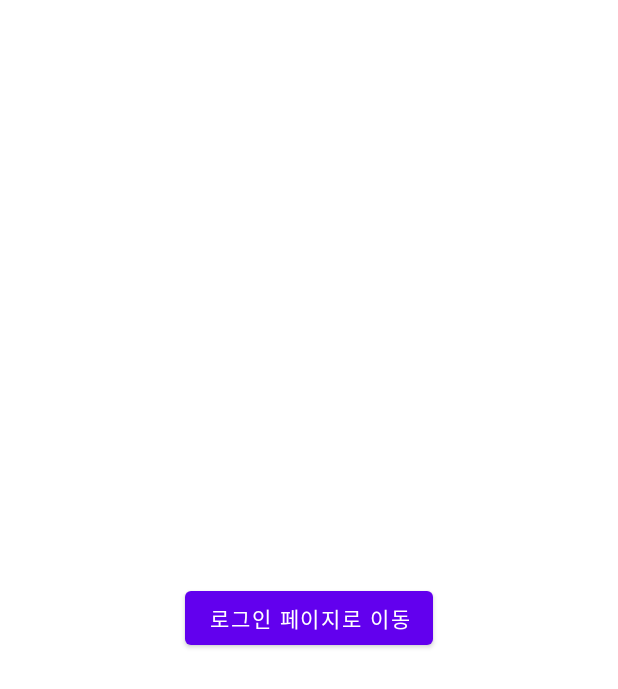
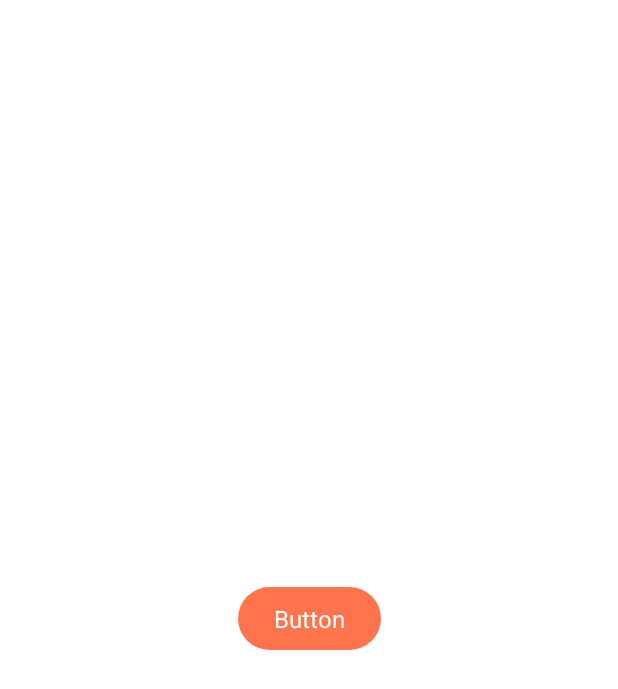
Before and after one commit to vegan-royal-family/vegan-project-android, an Android app: the layout activity_main.xml on its own in the app's theme, with its tools: preview values and no code run, on a phone screen of 412 x 824 dp. Shown: the top 689 px of the screen. Run offline under Robolectric (Android 15) with nearby library versions, the phone set to English and light mode, and no system bars.

Commit message:
primary button 구현, size 적용

```diff
--- a/app/build.gradle
+++ b/app/build.gradle
@@ -20,6 +20,7 @@ android {
         targetSdk 32
         versionCode 1
         versionName "1.0"
+        multiDexEnabled true
 
         testInstrumentationRunner "androidx.test.runner.AndroidJUnitRunner"
     }
--- a/app/src/main/AndroidManifest.xml
+++ b/app/src/main/AndroidManifest.xml
@@ -11,7 +11,7 @@
         android:label="@string/app_name"
         android:roundIcon="@mipmap/ic_launcher_round"
         android:supportsRtl="true"
-        android:theme="@style/Theme.Veganprojectandroid">
+        android:theme="@style/Theme.Vegan">
 
         <activity
             android:name="com.kakao.sdk.auth.AuthCodeHandlerActivity"
@@ -21,7 +21,6 @@
                 <category android:name="android.intent.category.DEFAULT" />
                 <category android:name="android.intent.category.BROWSABLE" />
 
-                <!-- Redirect URI: "kakao${NATIVE_APP_KEY}://oauth" -->
                 <data android:host="oauth"
                     android:scheme="@string/kakao_native_key" />
             </intent-filter>
--- /dev/null
+++ b/app/src/main/java/com/github/royalfamily/vagan/ui/component/button/Button.kt
@@ -0,0 +1,276 @@
+package com.github.royalfamily.vagan.ui.component.button
+
+import android.content.Context
+import android.content.res.TypedArray
+import android.graphics.Canvas
+import android.graphics.drawable.Drawable
+import android.util.AttributeSet
+import android.view.LayoutInflater
+import android.view.View
+import android.view.animation.AnimationUtils
+import android.widget.ImageView
+import android.widget.LinearLayout
+import android.widget.TextView
+import com.github.royalfamily.vagan.R
+import com.github.royalfamily.vagan.util.SizeUtil
+
+class Button : LinearLayout {
+
+    private lateinit var layout: LinearLayout
+    private lateinit var icLeft: ImageView
+    private lateinit var icRight: ImageView
+    private lateinit var tvContents: TextView
+    private lateinit var icProgress: ImageView
+
+    private val sizeUtil: SizeUtil = SizeUtil(context.resources)
+
+    private var iconTyped: Int = 0
+
+    private val STATUS_ENABLED = 1
+    private val STATUS_DISABLED = 0
+    private val STATUS_LOADING = -1
+
+    private val SIZE_SMALL = -1
+    private val SIZE_MEDIUM = 0
+    private val SIZE_LARGE = 1
+
+
+    private var IC_LEFT = false
+    private var IC_RIGHT = false
+
+    private val primaryBackgroundColorDefault = context.getColor(R.color.primary_500)
+    private val primaryBackgroundColorHover = context.getColor(R.color.primary_600)
+    private val primaryBackgroundColorLoading = context.getColor(R.color.primary_400)
+    private val primaryBackgroundColorDisabled = context.getColor(R.color.primary_100)
+
+    private val primaryContentsColorDefault = context.getColor(R.color.primary_500)
+    private val primaryContentsColorHover = context.getColor(R.color.primary_600)
+    private val primaryContentsColorLoading = context.getColor(R.color.primary_400)
+    private val primaryContentsColorDisabled = context.getColor(R.color.primary_100)
+
+    private val secondaryBackgroundColorDefault = context.getColor(R.color.gray_200)
+    private val secondaryBackgroundColorHover = context.getColor(R.color.primary_300)
+    private val secondaryBackgroundColorLoading = context.getColor(R.color.primary_200)
+    private val secondaryBackgroundColorDisabled = context.getColor(R.color.primary_200)
+
+    private val secondaryContentsColorDefault = context.getColor(R.color.gray_900)
+    private val secondaryContentsColorHover = context.getColor(R.color.gray_900)
+    private val secondaryContentsColorLoading = context.getColor(R.color.gray_600)
+    private val secondaryContentsColorDisabled = context.getColor(R.color.gray_400)
+
+    private var backgroundColorDefault = primaryBackgroundColorDefault
+    private var backgroundColorHover = primaryBackgroundColorHover
+    private var backgroundColorLoading = primaryBackgroundColorLoading
+    private var backgroundColorDisabled = primaryBackgroundColorDisabled
+
+    private var contentsColorDefault = primaryContentsColorDefault
+    private var contentsColorHover = primaryContentsColorHover
+    private var contentsColorLoading = primaryContentsColorLoading
+    private var contentsColorDisabled = primaryContentsColorDisabled
+
+
+    constructor(context: Context?) : super(context) {
+        initView()
+    }
+
+    constructor(context: Context?, attrs: AttributeSet?) : super(context, attrs) {
+        initView()
+        getAttrs(attrs)
+    }
+
+    constructor(context: Context?, attrs: AttributeSet?, defStyle: Int) : super(context, attrs) {
+        initView()
+        getAttrs(attrs, defStyle)
+    }
+
+    private fun initView() {
+        val infService: String = Context.LAYOUT_INFLATER_SERVICE
+        val li = context.getSystemService(infService) as LayoutInflater
+        val v: View = li.inflate(R.layout.component_button, this, false)
+        addView(v)
+
+        layout = findViewById(R.id.btn_layout)
+        icLeft = findViewById(R.id.ic_left)
+        icRight = findViewById(R.id.ic_right)
+        tvContents = findViewById(R.id.tv_contents)
+        icProgress = findViewById(R.id.ic_progress)
+    }
+
+    private fun getAttrs(attrs: AttributeSet?) {
+        val typedArray: TypedArray = context.obtainStyledAttributes(attrs, R.styleable.BasicButton)
+        setTypeArray(typedArray)
+    }
+
+    private fun getAttrs(attrs: AttributeSet?, defStyle: Int) {
+        val typedArray =
+            context.obtainStyledAttributes(attrs, R.styleable.BasicButton, defStyle, 0)
+        setTypeArray(typedArray)
+    }
+
+    private fun setTypeArray(typedArray: TypedArray) {
+
+        setColorSystem(typedArray.getInteger(R.styleable.BasicButton_colorClass, 1))
+        typedArray.getString(R.styleable.BasicButton_text)?.let { setText(it) }
+        setButtonSize(typedArray.getInteger(R.styleable.BasicButton_size, SIZE_MEDIUM))
+        setIcon(typedArray)
+        setStatus(typedArray.getInteger(R.styleable.BasicButton_status, STATUS_ENABLED))
+
+        typedArray.recycle()
+
+    }
+
+    private fun setColorSystem(typed: Int) {
+        when (typed) {
+            1 -> {
+                backgroundColorDefault = primaryBackgroundColorDefault
+                backgroundColorHover = primaryBackgroundColorHover
+                backgroundColorLoading = primaryBackgroundColorLoading
+                backgroundColorDisabled = primaryBackgroundColorDisabled
+
+                contentsColorDefault = primaryContentsColorDefault
+                contentsColorHover = primaryContentsColorHover
+                contentsColorLoading = primaryContentsColorLoading
+                contentsColorDisabled = primaryContentsColorDisabled
+            }
+            2 -> {
+                backgroundColorDefault = secondaryBackgroundColorDefault
+                backgroundColorHover = secondaryBackgroundColorHover
+                backgroundColorLoading = secondaryBackgroundColorLoading
+                backgroundColorDisabled = secondaryBackgroundColorDisabled
+
+                contentsColorDefault = secondaryContentsColorDefault
+                contentsColorHover = secondaryContentsColorHover
+                contentsColorLoading = secondaryContentsColorLoading
+                contentsColorDisabled = secondaryContentsColorDisabled
+            }
+        }
+    }
+
+    private fun setText(typed: String) {
+        tvContents.text = typed
+    }
+
+    private fun setIcon(typedArray: TypedArray) {
+        val leftIcon = typedArray.getDrawable(R.styleable.BasicButton_setLeftIcon)
+        if (leftIcon != null) {
+            setLeftIcon(leftIcon)
+        }
+
+        val rightIcon = typedArray.getDrawable(R.styleable.BasicButton_setRightIcon)
+        if (rightIcon != null) {
+            setRightIcon(rightIcon)
+        }
+    }
+
+    private fun setButtonSize(typed: Int) {
+        when (typed) {
+            SIZE_SMALL -> {
+                layout.setPadding(
+                    sizeUtil.dpToPx(16),
+                    sizeUtil.dpToPx(6),
+                    sizeUtil.dpToPx(16),
+                    sizeUtil.dpToPx(6)
+                )
+            }
+            SIZE_MEDIUM -> {
+                layout.setPadding(
+                    sizeUtil.dpToPx(24),
+                    sizeUtil.dpToPx(10),
+                    sizeUtil.dpToPx(24),
+                    sizeUtil.dpToPx(10)
+                )
+            }
+            SIZE_LARGE -> {
+                layout.setPadding(
+                    sizeUtil.dpToPx(24),
+                    sizeUtil.dpToPx(16),
+                    sizeUtil.dpToPx(24),
+                    sizeUtil.dpToPx(16)
+                )
+            }
+        }
+    }
+
+    private fun setLeftIcon(resource: Drawable) {
+        icRight.visibility = View.GONE
+        icLeft.visibility = View.VISIBLE
+        icLeft.background = resource
+        IC_LEFT = true
+    }
+
+    private fun setRightIcon(resource: Drawable) {
+        icRight.visibility = View.VISIBLE
+        icLeft.visibility = View.GONE
+        icRight.background = resource
+        IC_RIGHT = true
+    }
+
+    private fun setStatus(typed: Int) {
+        when (typed) {
+            STATUS_ENABLED -> {
+                isShowLoading(false)
+                isEnabled(true)
+                layout.setBackgroundResource(R.drawable.bg_btn_default)
+            }
+            STATUS_LOADING -> {
+                isShowLoading(true)
+                isEnabled(false)
+                layout.setBackgroundResource(R.drawable.bg_btn_loading)
+            }
+            STATUS_DISABLED -> {
+                isShowLoading(false)
+                isEnabled(false)
+                layout.setBackgroundResource(R.drawable.bg_btn_disabled)
+            }
+        }
+
+    }
+
+    private fun isShowLoading(visible: Boolean) {
+        when (visible) {
+            true -> {
+                val animation = AnimationUtils.loadAnimation(context, R.anim.rotate_progress)
+
+                icProgress.visibility = View.VISIBLE
+                icProgress.animation = animation
+
+                View.GONE.also {
+                    icLeft.visibility = it
+                    icRight.visibility = it
+                }
+            }
+            false -> {
+                icProgress.apply {
+                    visibility = View.GONE
+                    animation = null
+                }
+
+                if (IC_LEFT) {
+                    icLeft.visibility = View.VISIBLE
+                }
+
+                if (IC_RIGHT) {
+                    icRight.visibility = View.VISIBLE
+                }
+            }
+        }
+    }
+
+    private fun isEnabled(enabled: Boolean) {
+        layout.isEnabled = !enabled
+        layout.isClickable = !enabled
+    }
+
+    override fun onMeasure(widthMeasureSpec: Int, heightMeasureSpec: Int) {
+        super.onMeasure(widthMeasureSpec, heightMeasureSpec)
+    }
+
+    override fun onLayout(changed: Boolean, left: Int, top: Int, right: Int, bottom: Int) {
+        super.onLayout(changed, left, top, right, bottom)
+    }
+
+    override fun onDraw(canvas: Canvas?) {
+        super.onDraw(canvas)
+    }
+
+}
--- a/app/src/main/java/com/github/royalfamily/vagan/ui/login/LoginActivity.kt
+++ b/app/src/main/java/com/github/royalfamily/vagan/ui/login/LoginActivity.kt
@@ -36,6 +36,7 @@ class LoginActivity : BaseActivity() {
             if (it.resultCode == RESULT_OK) {
                 val task = GoogleSignIn.getSignedInAccountFromIntent(it.data)
                 val data = task.getResult(ApiException::class.java)
+                resources
                 viewModel.requestToken(
                     LoginType.KAKAO,
                     data.idToken.toString()
--- /dev/null
+++ b/app/src/main/java/com/github/royalfamily/vagan/util/SizeUtil.kt
@@ -0,0 +1,14 @@
+package com.github.royalfamily.vagan.util
+
+import android.content.res.Resources
+import dagger.hilt.android.AndroidEntryPoint
+import javax.inject.Inject
+
+class SizeUtil(val resource: Resources) {
+
+    fun dpToPx(dp: Int): Int {
+        val scale: Float = resource.displayMetrics.density
+        return (dp * scale + 0.5f).toInt()
+    }
+
+}
--- /dev/null
+++ b/app/src/main/res/drawable-v24/bg_btn_default.xml
@@ -0,0 +1,8 @@
+<?xml version="1.0" encoding="utf-8"?>
+<selector xmlns:android="http://schemas.android.com/apk/res/android">
+
+    <item android:drawable="@drawable/bg_btn_hover"
+        android:state_pressed="true" />
+    <item android:drawable="@drawable/bg_btn_enabled" />
+
+</selector>
--- /dev/null
+++ b/app/src/main/res/drawable-v24/bg_btn_disabled.xml
@@ -0,0 +1,8 @@
+<?xml version="1.0" encoding="utf-8"?>
+<shape xmlns:android="http://schemas.android.com/apk/res/android">
+    <corners
+        android:radius="25dp"
+        />
+    <solid
+        android:color="@color/primary_100"/>
+</shape>
--- /dev/null
+++ b/app/src/main/res/drawable-v24/bg_btn_enabled.xml
@@ -0,0 +1,8 @@
+<?xml version="1.0" encoding="utf-8"?>
+<shape xmlns:android="http://schemas.android.com/apk/res/android">
+    <corners
+        android:radius="25dp"
+        />
+    <solid
+        android:color="@color/primary_500"/>
+</shape>
--- /dev/null
+++ b/app/src/main/res/drawable-v24/bg_btn_hover.xml
@@ -0,0 +1,8 @@
+<?xml version="1.0" encoding="utf-8"?>
+<shape xmlns:android="http://schemas.android.com/apk/res/android">
+    <corners
+        android:radius="25dp"
+        />
+    <solid
+        android:color="@color/primary_600"/>
+</shape>
--- /dev/null
+++ b/app/src/main/res/drawable-v24/bg_btn_loading.xml
@@ -0,0 +1,7 @@
+<?xml version="1.0" encoding="utf-8"?>
+<shape xmlns:android="http://schemas.android.com/apk/res/android">
+    <corners
+        android:radius="25dp" />
+    <solid
+        android:color="@color/primary_400"/>
+</shape>
--- /dev/null
+++ b/app/src/main/res/drawable/ic_button_loading.xml
@@ -0,0 +1,28 @@
+<vector xmlns:android="http://schemas.android.com/apk/res/android"
+    xmlns:aapt="http://schemas.android.com/aapt"
+    android:width="20dp"
+    android:height="20dp"
+    android:viewportWidth="20"
+    android:viewportHeight="20">
+  <path
+      android:pathData="M10,16.667C13.682,16.667 16.667,13.682 16.667,10C16.667,6.318 13.682,3.333 10,3.333C6.318,3.333 3.333,6.318 3.333,10C3.333,13.682 6.318,16.667 10,16.667ZM10,18.333C14.602,18.333 18.333,14.602 18.333,10C18.333,5.398 14.602,1.667 10,1.667C5.398,1.667 1.667,5.398 1.667,10C1.667,14.602 5.398,18.333 10,18.333Z"
+      android:strokeAlpha="0.2"
+      android:fillColor="#ffffff"
+      android:fillType="evenOdd"
+      android:fillAlpha="0.2"/>
+  <path
+      android:pathData="M10,3.333C6.318,3.333 3.333,6.318 3.333,10C3.333,13.682 6.318,16.667 10,16.667C10.46,16.667 10.833,17.04 10.833,17.5C10.833,17.96 10.46,18.333 10,18.333C5.398,18.333 1.667,14.602 1.667,10C1.667,5.398 5.398,1.667 10,1.667C14.602,1.667 18.333,5.398 18.333,10C18.333,10.46 17.96,10.833 17.5,10.833C17.04,10.833 16.667,10.46 16.667,10C16.667,6.318 13.682,3.333 10,3.333Z"
+      android:fillType="evenOdd">
+    <aapt:attr name="android:fillColor">
+      <gradient
+          android:startX="10"
+          android:startY="10"
+          android:endX="10"
+          android:endY="16.667"
+          android:type="linear">
+        <item android:offset="0" android:color="#FFFFFFFF"/>
+        <item android:offset="1" android:color="#00FFFFFF"/>
+      </gradient>
+    </aapt:attr>
+  </path>
+</vector>
--- a/app/src/main/res/layout/activity_main.xml
+++ b/app/src/main/res/layout/activity_main.xml
@@ -16,7 +16,7 @@
         android:layout_width="match_parent"
         android:layout_height="match_parent">
 
-        <Button
+        <com.github.royalfamily.vagan.ui.component.button.Button
             android:id="@+id/btn_next"
             android:layout_width="wrap_content"
             android:layout_height="wrap_content"
--- /dev/null
+++ b/app/src/main/res/layout/component_button.xml
@@ -0,0 +1,46 @@
+<LinearLayout xmlns:android="http://schemas.android.com/apk/res/android"
+    android:id="@+id/btn_layout"
+    android:layout_width="match_parent"
+    android:layout_height="wrap_content"
+    android:background="@drawable/bg_btn_default"
+    android:gravity="center">
+
+    <ImageView
+        android:visibility="gone"
+        android:id="@+id/ic_left"
+        android:layout_marginEnd="8dp"
+        android:layout_width="20dp"
+        android:layout_height="20dp"
+        android:layout_gravity="center_vertical"
+        android:background="@color/white" />
+
+
+    <TextView
+        android:id="@+id/tv_contents"
+        android:layout_width="wrap_content"
+        android:layout_height="wrap_content"
+        android:gravity="center"
+        android:textSize="16sp"
+        android:text="Button"
+        android:textColor="@color/white"
+        />
+
+    <ImageView
+        android:visibility="gone"
+        android:id="@+id/ic_right"
+        android:layout_marginStart="8dp"
+        android:layout_width="20dp"
+        android:layout_height="20dp"
+        android:layout_gravity="center_vertical"
+        android:background="@color/white" />
+
+    <ImageView
+        android:visibility="gone"
+        android:id="@+id/ic_progress"
+        android:layout_marginStart="8dp"
+        android:layout_width="20dp"
+        android:layout_height="20dp"
+        android:layout_gravity="center_vertical"
+        android:background="@drawable/ic_button_loading" />
+
+</LinearLayout>
--- a/app/src/main/res/values-night/themes.xml
+++ b/app/src/main/res/values-night/themes.xml
@@ -1,6 +1,6 @@
 <resources xmlns:tools="http://schemas.android.com/tools">
     <!-- Base application theme. -->
-    <style name="Theme.Veganprojectandroid" parent="Theme.MaterialComponents.DayNight.DarkActionBar">
+    <style name="Theme.Vegan" parent="Theme.MaterialComponents.DayNight.DarkActionBar">
         <!-- Primary brand color. -->
         <item name="colorPrimary">@color/purple_200</item>
         <item name="colorPrimaryVariant">@color/purple_700</item>
--- a/app/src/main/res/values/themes.xml
+++ b/app/src/main/res/values/themes.xml
@@ -1,6 +1,6 @@
 <resources xmlns:tools="http://schemas.android.com/tools">
     <!-- Base application theme. -->
-    <style name="Theme.Veganprojectandroid" parent="Theme.MaterialComponents.DayNight.DarkActionBar">
+    <style name="Theme.Vegan" parent="Theme.MaterialComponents.DayNight.DarkActionBar">
         <!-- Primary brand color. -->
         <item name="colorPrimary">@color/purple_500</item>
         <item name="colorPrimaryVariant">@color/purple_700</item>
```
Also changed, not shown: app/src/main/java/com/github/royalfamily/vagan/di/module/UtilModule.kt (added, +22 -0 lines), app/src/main/res/anim/rotate_progress.xml (added, +10 -0 lines), app/src/main/res/values/attrs.xml (added, +36 -0 lines), app/src/main/res/values/colors.xml (+42 -42 lines).
